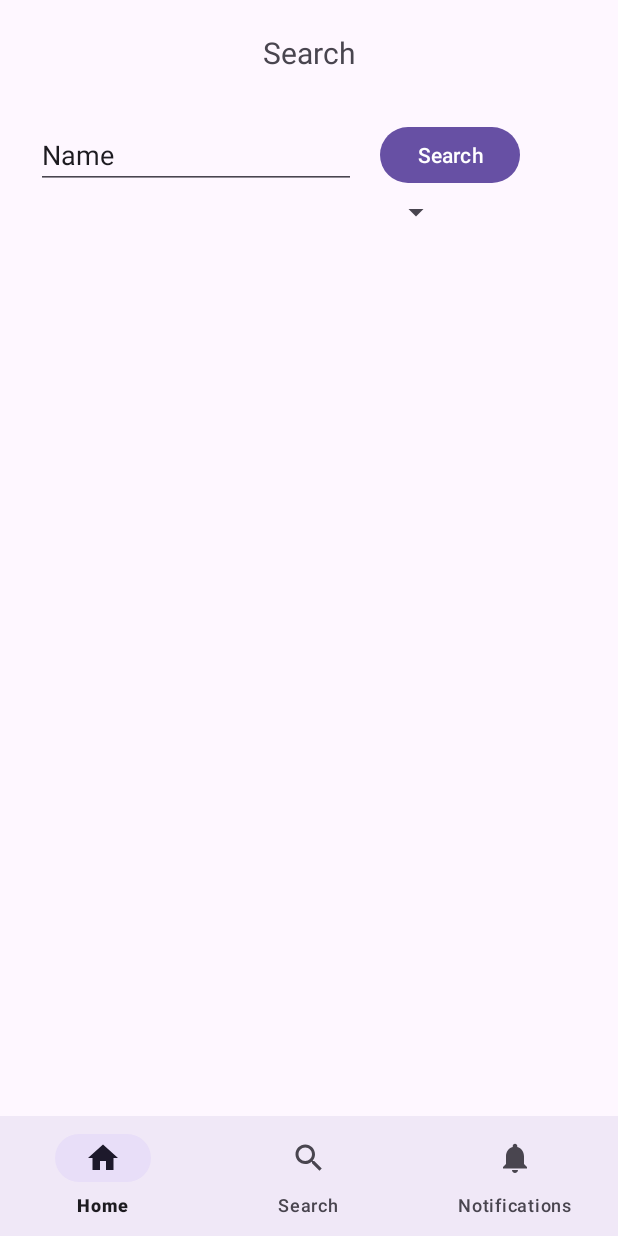
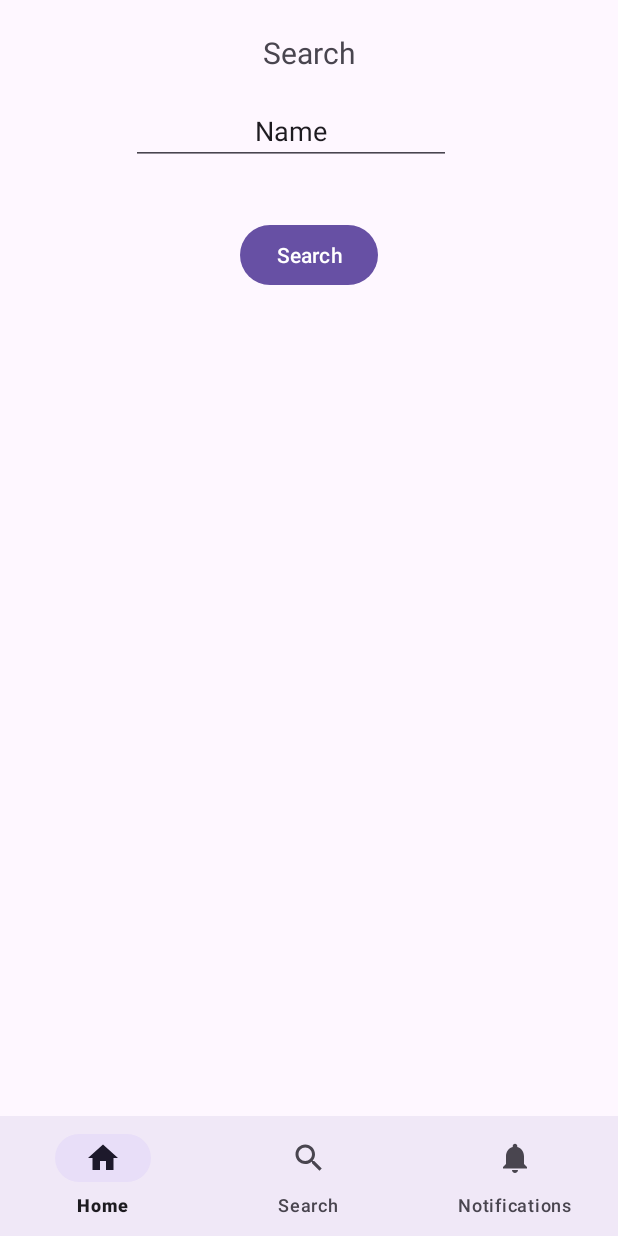
Before and after one commit to spunsosig/cinema-app, an Android app: the SearchFragment screen opened through its navigation route, on a phone screen of 412 x 824 dp. Run offline under Robolectric (Android 15) with nearby library versions, the phone set to English and light mode, and no system bars; our stand-ins replace Picasso, navigation-ui; pictures from the network do not load; Roboto replaces fonts that are not available here.

Commit message:
search genre works yayyyyy

```diff
--- a/app/src/main/java/com/example/cinemaapp2/api/RequestMovie.java
+++ b/app/src/main/java/com/example/cinemaapp2/api/RequestMovie.java
@@ -28,9 +28,26 @@ public interface RequestMovie {
 //    Call<MovieResponse> searchMovie(@Query("query") String query, @Query("api_key") String apiKey);
 
     @GET("search/movie")
-    Call<MovieResponse> searchMovie(@Query("query") String query, @Query("api_key") String apiKey);
+    Call<MovieResponse> searchMovie(
+            @Query("query") String query,
+            @Query("api_key") String apiKey,
+            @Query("append_to_response") String appendToResponse
+    );
 
     @GET("genre/movie/list")
     Call<GenreResponse> getMovieGenres(@Query("language") String language, @Query("api_key") String apiKey);
 
+    @GET("discover/movie")
+    Call<MovieResponse> getFilteredMovies(
+            @Query("language") String language,
+            @Query("with_genre") String genre,
+            @Query("page") int page,
+            @Query("api_key") String apiKey,
+            @Query("keyword") String appendToResponse
+    );
+
+    //     --url 'https://api.themoviedb.org/3/discover/movie?with_genres=action' \
+
+    @GET("discover/movie")
+    Call<MovieResponse> getMoviesWithGenre(@Query("with_genre") String genre, @Query("api_key") String apiKey);
 }
--- /dev/null
+++ b/app/src/main/res/drawable/baseline_arrow_drop_down_24.xml
@@ -0,0 +1,5 @@
+<vector android:height="12dp" android:tint="#000000"
+    android:viewportHeight="24" android:viewportWidth="24"
+    android:width="12dp" xmlns:android="http://schemas.android.com/apk/res/android">
+    <path android:fillColor="@android:color/white" android:pathData="M7,10l5,5 5,-5z"/>
+</vector>
--- a/app/src/main/res/layout/fragment_search.xml
+++ b/app/src/main/res/layout/fragment_search.xml
@@ -22,55 +22,70 @@
         app:layout_constraintTop_toTopOf="parent"
         app:layout_constraintVertical_bias="0.019" />
 
-    <EditText
-        android:id="@+id/search_bar"
+    <Button
+        android:id="@+id/button"
         android:layout_width="wrap_content"
         android:layout_height="wrap_content"
-        android:layout_marginStart="24dp"
-        android:layout_marginTop="32dp"
-        android:ems="10"
-        android:inputType="text"
-        android:text="Name"
-        app:layout_constraintStart_toStartOf="parent"
-        app:layout_constraintTop_toBottomOf="@+id/text_search" />
-
-    <Button
-        android:id="@+id/button"
-        android:layout_width="93dp"
-        android:layout_height="45dp"
-        android:layout_marginStart="16dp"
-        android:layout_marginTop="32dp"
+        android:layout_marginTop="36dp"
         android:onClick="onClick"
         android:text="Search"
-        app:layout_constraintStart_toEndOf="@+id/search_bar"
-        app:layout_constraintTop_toBottomOf="@+id/text_search" />
+        app:layout_constraintEnd_toEndOf="parent"
+        app:layout_constraintStart_toStartOf="parent"
+        app:layout_constraintTop_toBottomOf="@+id/linearLayout" />
 
     <androidx.recyclerview.widget.RecyclerView
         android:id="@+id/movieSearch"
         android:layout_width="wrap_content"
         android:layout_height="wrap_content"
+        android:layout_marginTop="72dp"
+        app:layout_constraintEnd_toEndOf="parent"
+        app:layout_constraintHorizontal_bias="0.498"
+        app:layout_constraintStart_toStartOf="parent"
+        app:layout_constraintTop_toBottomOf="@+id/button" />
+
+    <LinearLayout
+        android:id="@+id/linearLayout"
+        android:layout_width="wrap_content"
+        android:layout_height="wrap_content"
         android:layout_marginTop="16dp"
+
+        android:foregroundGravity="center"
+        android:gravity="center"
+        android:orientation="horizontal"
         app:layout_constraintEnd_toEndOf="parent"
         app:layout_constraintStart_toStartOf="parent"
-        app:layout_constraintTop_toBottomOf="@+id/spinner" />
+        app:layout_constraintTop_toBottomOf="@+id/text_search">
+
+        <EditText
+            android:id="@+id/search_bar"
+            style="@style/Widget.AppCompat.EditText"
+            android:layout_width="wrap_content"
+            android:layout_height="wrap_content"
+            android:ems="10"
+            android:gravity="center"
+            android:inputType="text"
+            android:text="Name" />
+
+        <Spinner
+            android:id="@+id/spinner"
+            android:layout_width="wrap_content"
+            android:layout_height="wrap_content"
+            android:layout_marginEnd="24dp"
+            android:background="#FFFFFF"
+            android:gravity="center" />
+
+    </LinearLayout>
+
 
     <TextView
         android:id="@+id/resultsText"
         android:layout_width="wrap_content"
         android:layout_height="wrap_content"
-        android:layout_marginTop="8dp"
+        android:layout_marginTop="5dp"
         android:text=""
         app:layout_constraintEnd_toEndOf="parent"
         app:layout_constraintStart_toStartOf="parent"
-        app:layout_constraintTop_toBottomOf="@+id/search_bar" />
-
-    <Spinner
-        android:id="@+id/spinner"
-        android:layout_width="wrap_content"
-        android:layout_height="wrap_content"
-        android:layout_marginStart="16dp"
-        android:layout_marginTop="3dp"
-        app:layout_constraintStart_toEndOf="@+id/search_bar"
         app:layout_constraintTop_toBottomOf="@+id/button" />
 
+
 </androidx.constraintlayout.widget.ConstraintLayout>
```
Also changed, not shown: app/src/main/java/com/example/cinemaapp2/models/Movie.java (+12 -1 lines), app/src/main/java/com/example/cinemaapp2/ui/search/SearchFragment.java (+102 -13 lines), app/src/main/res/layout/spinner_item.xml (added, +21 -0 lines).
